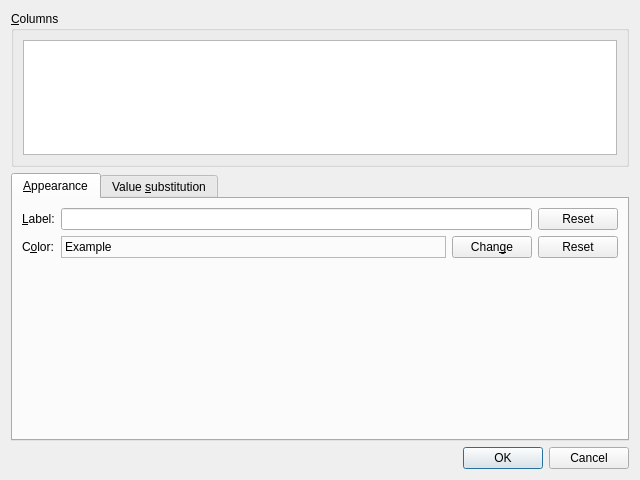
Before: the Qt Designer form coquery/gui/ui/columnProperties.ui in gkunter/coquery, drawn with Qt 5.
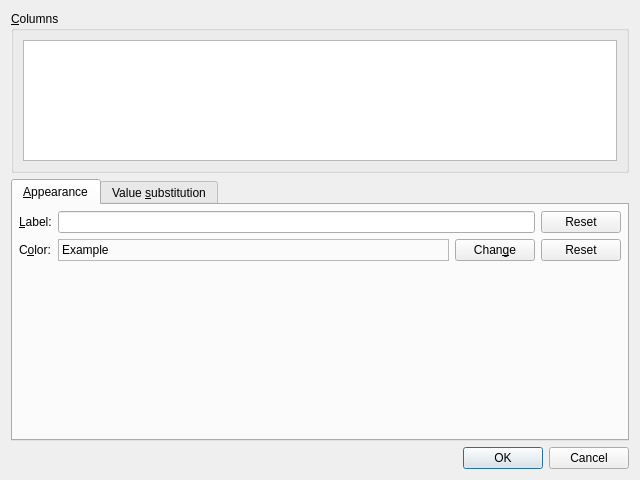
After: the same form once the commit is applied. Custom widgets are drawn as their Qt base class.

The edit to the form file:
```diff
--- a/coquery/gui/ui/columnProperties.ui
+++ b/coquery/gui/ui/columnProperties.ui
@@ -46,6 +46,21 @@
        <string>&amp;Appearance</string>
       </attribute>
       <layout class="QGridLayout" name="gridLayout_3" rowstretch="0,0,1" columnstretch="0,1,0">
+       <property name="leftMargin">
+        <number>6</number>
+       </property>
+       <property name="topMargin">
+        <number>6</number>
+       </property>
+       <property name="rightMargin">
+        <number>6</number>
+       </property>
+       <property name="bottomMargin">
+        <number>6</number>
+       </property>
+       <property name="spacing">
+        <number>6</number>
+       </property>
        <item row="1" column="2">
         <widget class="QDialogButtonBox" name="buttonbox_color">
          <property name="orientation">
@@ -158,6 +173,21 @@
        <string>Value &amp;substitution</string>
       </attribute>
       <layout class="QVBoxLayout" name="verticalLayout_3">
+       <property name="spacing">
+        <number>6</number>
+       </property>
+       <property name="leftMargin">
+        <number>6</number>
+       </property>
+       <property name="topMargin">
+        <number>6</number>
+       </property>
+       <property name="rightMargin">
+        <number>6</number>
+       </property>
+       <property name="bottomMargin">
+        <number>6</number>
+       </property>
        <item>
         <widget class="QTableWidget" name="table_substitutions">
          <property name="editTriggers">
```
